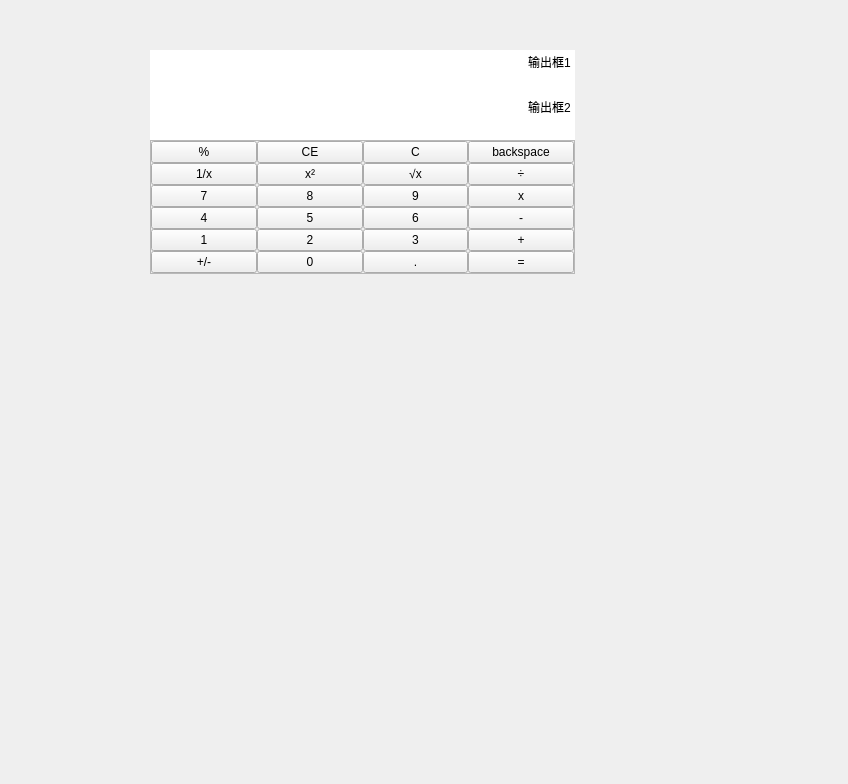
Before: the Qt Designer form src/Forms/PageStandard/PageStandard.ui in yxingqin/CulcaMaid, drawn with Qt 5.
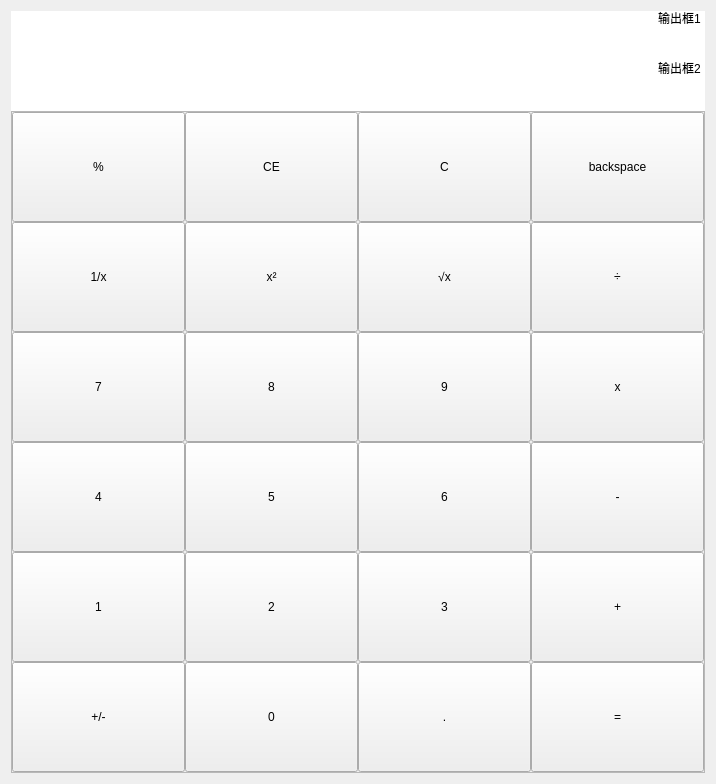
After: the same form once the commit is applied.

```diff
--- a/src/Forms/PageStandard/PageStandard.ui
+++ b/src/Forms/PageStandard/PageStandard.ui
@@ -6,26 +6,32 @@
    <rect>
     <x>0</x>
     <y>0</y>
-    <width>848</width>
+    <width>716</width>
     <height>784</height>
    </rect>
   </property>
   <property name="windowTitle">
    <string>PageStandard</string>
   </property>
+  <property name="styleSheet">
+   <string notr="true"/>
+  </property>
+  <layout class="QGridLayout" name="gridLayout_2">
+   <property name="spacing">
+    <number>0</number>
+   </property>
+   <item row="0" column="0">
   <widget class="QLineEdit" name="ledt_out1">
-   <property name="geometry">
-    <rect>
-     <x>150</x>
-     <y>50</y>
-     <width>425</width>
-     <height>30</height>
-    </rect>
+     <property name="sizePolicy">
+      <sizepolicy hsizetype="Expanding" vsizetype="Maximum">
+       <horstretch>0</horstretch>
+       <verstretch>0</verstretch>
+      </sizepolicy>
    </property>
    <property name="minimumSize">
     <size>
      <width>0</width>
-     <height>30</height>
+       <height>15</height>
     </size>
    </property>
    <property name="text">
@@ -41,14 +47,42 @@
     <bool>true</bool>
    </property>
   </widget>
+   </item>
+   <item row="1" column="0">
+    <widget class="QLineEdit" name="ledt_out2">
+     <property name="sizePolicy">
+      <sizepolicy hsizetype="Expanding" vsizetype="Maximum">
+       <horstretch>0</horstretch>
+       <verstretch>0</verstretch>
+      </sizepolicy>
+     </property>
+     <property name="minimumSize">
+      <size>
+       <width>0</width>
+       <height>80</height>
+      </size>
+     </property>
+     <property name="text">
+      <string>输出框2</string>
+     </property>
+     <property name="frame">
+      <bool>false</bool>
+     </property>
+     <property name="alignment">
+      <set>Qt::AlignRight|Qt::AlignTrailing|Qt::AlignVCenter</set>
+     </property>
+     <property name="readOnly">
+      <bool>true</bool>
+     </property>
+    </widget>
+   </item>
+   <item row="2" column="0">
   <widget class="QFrame" name="fm_calcuKb">
-   <property name="geometry">
-    <rect>
-     <x>150</x>
-     <y>140</y>
-     <width>425</width>
-     <height>600</height>
-    </rect>
+     <property name="sizePolicy">
+      <sizepolicy hsizetype="Expanding" vsizetype="Expanding">
+       <horstretch>0</horstretch>
+       <verstretch>0</verstretch>
+      </sizepolicy>
    </property>
    <property name="styleSheet">
     <string notr="true"/>
@@ -80,6 +114,12 @@
     </property>
     <item row="3" column="3">
      <widget class="QPushButton" name="btn_kb_15">
+        <property name="sizePolicy">
+         <sizepolicy hsizetype="Expanding" vsizetype="Expanding">
+          <horstretch>0</horstretch>
+          <verstretch>0</verstretch>
+         </sizepolicy>
+        </property>
       <property name="text">
        <string>6</string>
       </property>
@@ -87,6 +127,12 @@
     </item>
     <item row="0" column="4">
      <widget class="QPushButton" name="btn_kb_4">
+        <property name="sizePolicy">
+         <sizepolicy hsizetype="Expanding" vsizetype="Expanding">
+          <horstretch>0</horstretch>
+          <verstretch>0</verstretch>
+         </sizepolicy>
+        </property>
       <property name="text">
        <string>backspace</string>
       </property>
@@ -94,6 +140,12 @@
     </item>
     <item row="4" column="2">
      <widget class="QPushButton" name="btn_kb_18">
+        <property name="sizePolicy">
+         <sizepolicy hsizetype="Expanding" vsizetype="Expanding">
+          <horstretch>0</horstretch>
+          <verstretch>0</verstretch>
+         </sizepolicy>
+        </property>
       <property name="text">
        <string>2</string>
       </property>
@@ -101,6 +153,12 @@
     </item>
     <item row="2" column="4">
      <widget class="QPushButton" name="btn_kb_12">
+        <property name="sizePolicy">
+         <sizepolicy hsizetype="Expanding" vsizetype="Expanding">
+          <horstretch>0</horstretch>
+          <verstretch>0</verstretch>
+         </sizepolicy>
+        </property>
       <property name="text">
        <string>x</string>
       </property>
@@ -108,6 +166,12 @@
     </item>
     <item row="3" column="0">
      <widget class="QPushButton" name="btn_kb_13">
+        <property name="sizePolicy">
+         <sizepolicy hsizetype="Expanding" vsizetype="Expanding">
+          <horstretch>0</horstretch>
+          <verstretch>0</verstretch>
+         </sizepolicy>
+        </property>
       <property name="text">
        <string>4</string>
       </property>
@@ -115,6 +179,12 @@
     </item>
     <item row="2" column="0">
      <widget class="QPushButton" name="btn_kb_9">
+        <property name="sizePolicy">
+         <sizepolicy hsizetype="Expanding" vsizetype="Expanding">
+          <horstretch>0</horstretch>
+          <verstretch>0</verstretch>
+         </sizepolicy>
+        </property>
       <property name="text">
        <string>7</string>
       </property>
@@ -122,6 +192,12 @@
     </item>
     <item row="4" column="3">
      <widget class="QPushButton" name="btn_kb_19">
+        <property name="sizePolicy">
+         <sizepolicy hsizetype="Expanding" vsizetype="Expanding">
+          <horstretch>0</horstretch>
+          <verstretch>0</verstretch>
+         </sizepolicy>
+        </property>
       <property name="text">
        <string>3</string>
       </property>
@@ -129,6 +205,12 @@
     </item>
     <item row="4" column="0">
      <widget class="QPushButton" name="btn_kb_17">
+        <property name="sizePolicy">
+         <sizepolicy hsizetype="Expanding" vsizetype="Expanding">
+          <horstretch>0</horstretch>
+          <verstretch>0</verstretch>
+         </sizepolicy>
+        </property>
       <property name="text">
        <string>1</string>
       </property>
@@ -136,6 +218,12 @@
     </item>
     <item row="2" column="3">
      <widget class="QPushButton" name="btn_kb_11">
+        <property name="sizePolicy">
+         <sizepolicy hsizetype="Expanding" vsizetype="Expanding">
+          <horstretch>0</horstretch>
+          <verstretch>0</verstretch>
+         </sizepolicy>
+        </property>
       <property name="text">
        <string>9</string>
       </property>
@@ -143,6 +231,12 @@
     </item>
     <item row="1" column="3">
      <widget class="QPushButton" name="btn_kb_7">
+        <property name="sizePolicy">
+         <sizepolicy hsizetype="Expanding" vsizetype="Expanding">
+          <horstretch>0</horstretch>
+          <verstretch>0</verstretch>
+         </sizepolicy>
+        </property>
       <property name="text">
        <string>√x</string>
       </property>
@@ -150,6 +244,12 @@
     </item>
     <item row="2" column="2">
      <widget class="QPushButton" name="btn_kb_10">
+        <property name="sizePolicy">
+         <sizepolicy hsizetype="Expanding" vsizetype="Expanding">
+          <horstretch>0</horstretch>
+          <verstretch>0</verstretch>
+         </sizepolicy>
+        </property>
       <property name="text">
        <string>8</string>
       </property>
@@ -157,6 +257,12 @@
     </item>
     <item row="1" column="4">
      <widget class="QPushButton" name="btn_kb_8">
+        <property name="sizePolicy">
+         <sizepolicy hsizetype="Expanding" vsizetype="Expanding">
+          <horstretch>0</horstretch>
+          <verstretch>0</verstretch>
+         </sizepolicy>
+        </property>
       <property name="text">
        <string>÷</string>
       </property>
@@ -164,6 +270,12 @@
     </item>
     <item row="5" column="3">
      <widget class="QPushButton" name="btn_kb_23">
+        <property name="sizePolicy">
+         <sizepolicy hsizetype="Expanding" vsizetype="Expanding">
+          <horstretch>0</horstretch>
+          <verstretch>0</verstretch>
+         </sizepolicy>
+        </property>
       <property name="text">
        <string>.</string>
       </property>
@@ -171,6 +283,12 @@
     </item>
     <item row="3" column="2">
      <widget class="QPushButton" name="btn_kb_14">
+        <property name="sizePolicy">
+         <sizepolicy hsizetype="Expanding" vsizetype="Expanding">
+          <horstretch>0</horstretch>
+          <verstretch>0</verstretch>
+         </sizepolicy>
+        </property>
       <property name="text">
        <string>5</string>
       </property>
@@ -178,6 +296,12 @@
     </item>
     <item row="0" column="0">
      <widget class="QPushButton" name="btn_kb">
+        <property name="sizePolicy">
+         <sizepolicy hsizetype="Expanding" vsizetype="Expanding">
+          <horstretch>0</horstretch>
+          <verstretch>0</verstretch>
+         </sizepolicy>
+        </property>
       <property name="text">
        <string>%</string>
       </property>
@@ -185,6 +309,12 @@
     </item>
     <item row="0" column="3">
      <widget class="QPushButton" name="btn_kb_3">
+        <property name="sizePolicy">
+         <sizepolicy hsizetype="Expanding" vsizetype="Expanding">
+          <horstretch>0</horstretch>
+          <verstretch>0</verstretch>
+         </sizepolicy>
+        </property>
       <property name="text">
        <string>C</string>
       </property>
@@ -192,6 +322,12 @@
     </item>
     <item row="4" column="4">
      <widget class="QPushButton" name="btn_kb_20">
+        <property name="sizePolicy">
+         <sizepolicy hsizetype="Expanding" vsizetype="Expanding">
+          <horstretch>0</horstretch>
+          <verstretch>0</verstretch>
+         </sizepolicy>
+        </property>
       <property name="text">
        <string>+</string>
       </property>
@@ -199,6 +335,12 @@
     </item>
     <item row="1" column="2">
      <widget class="QPushButton" name="btn_kb_6">
+        <property name="sizePolicy">
+         <sizepolicy hsizetype="Expanding" vsizetype="Expanding">
+          <horstretch>0</horstretch>
+          <verstretch>0</verstretch>
+         </sizepolicy>
+        </property>
       <property name="text">
        <string>x²</string>
       </property>
@@ -206,6 +348,12 @@
     </item>
     <item row="1" column="0">
      <widget class="QPushButton" name="btn_kb_5">
+        <property name="sizePolicy">
+         <sizepolicy hsizetype="Expanding" vsizetype="Expanding">
+          <horstretch>0</horstretch>
+          <verstretch>0</verstretch>
+         </sizepolicy>
+        </property>
       <property name="text">
        <string>1/x</string>
       </property>
@@ -213,6 +361,12 @@
     </item>
     <item row="5" column="4">
      <widget class="QPushButton" name="btn_kb_24">
+        <property name="sizePolicy">
+         <sizepolicy hsizetype="Expanding" vsizetype="Expanding">
+          <horstretch>0</horstretch>
+          <verstretch>0</verstretch>
+         </sizepolicy>
+        </property>
       <property name="text">
        <string>=</string>
       </property>
@@ -220,6 +374,12 @@
     </item>
     <item row="5" column="2">
      <widget class="QPushButton" name="btn_kb_22">
+        <property name="sizePolicy">
+         <sizepolicy hsizetype="Expanding" vsizetype="Expanding">
+          <horstretch>0</horstretch>
+          <verstretch>0</verstretch>
+         </sizepolicy>
+        </property>
       <property name="text">
        <string>0</string>
       </property>
@@ -227,6 +387,12 @@
     </item>
     <item row="3" column="4">
      <widget class="QPushButton" name="btn_kb_16">
+        <property name="sizePolicy">
+         <sizepolicy hsizetype="Expanding" vsizetype="Expanding">
+          <horstretch>0</horstretch>
+          <verstretch>0</verstretch>
+         </sizepolicy>
+        </property>
       <property name="text">
        <string>-</string>
       </property>
@@ -234,6 +400,12 @@
     </item>
     <item row="0" column="2">
      <widget class="QPushButton" name="btn_kb_2">
+        <property name="sizePolicy">
+         <sizepolicy hsizetype="Expanding" vsizetype="Expanding">
+          <horstretch>0</horstretch>
+          <verstretch>0</verstretch>
+         </sizepolicy>
+        </property>
       <property name="text">
        <string>CE</string>
       </property>
@@ -241,6 +413,12 @@
     </item>
     <item row="5" column="0">
      <widget class="QPushButton" name="btn_kb_21">
+        <property name="sizePolicy">
+         <sizepolicy hsizetype="Expanding" vsizetype="Expanding">
+          <horstretch>0</horstretch>
+          <verstretch>0</verstretch>
+         </sizepolicy>
+        </property>
       <property name="text">
        <string>+/-</string>
       </property>
@@ -248,34 +426,8 @@
     </item>
    </layout>
   </widget>
-  <widget class="QLineEdit" name="ledt_out2">
-   <property name="geometry">
-    <rect>
-     <x>150</x>
-     <y>80</y>
-     <width>425</width>
-     <height>60</height>
-    </rect>
-   </property>
-   <property name="minimumSize">
-    <size>
-     <width>0</width>
-     <height>60</height>
-    </size>
-   </property>
-   <property name="text">
-    <string>输出框2</string>
-   </property>
-   <property name="frame">
-    <bool>false</bool>
-   </property>
-   <property name="alignment">
-    <set>Qt::AlignRight|Qt::AlignTrailing|Qt::AlignVCenter</set>
-   </property>
-   <property name="readOnly">
-    <bool>true</bool>
-   </property>
-  </widget>
+   </item>
+  </layout>
  </widget>
  <resources/>
  <connections/>
```
Lines whose indentation alone changed are shown as unchanged.
